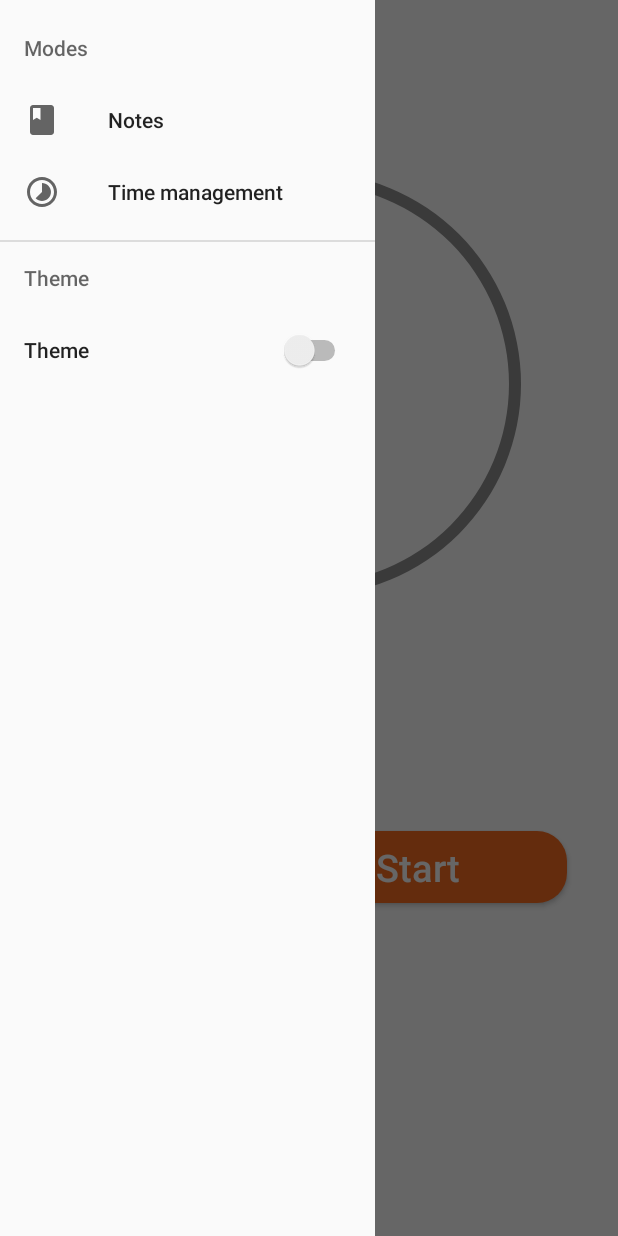
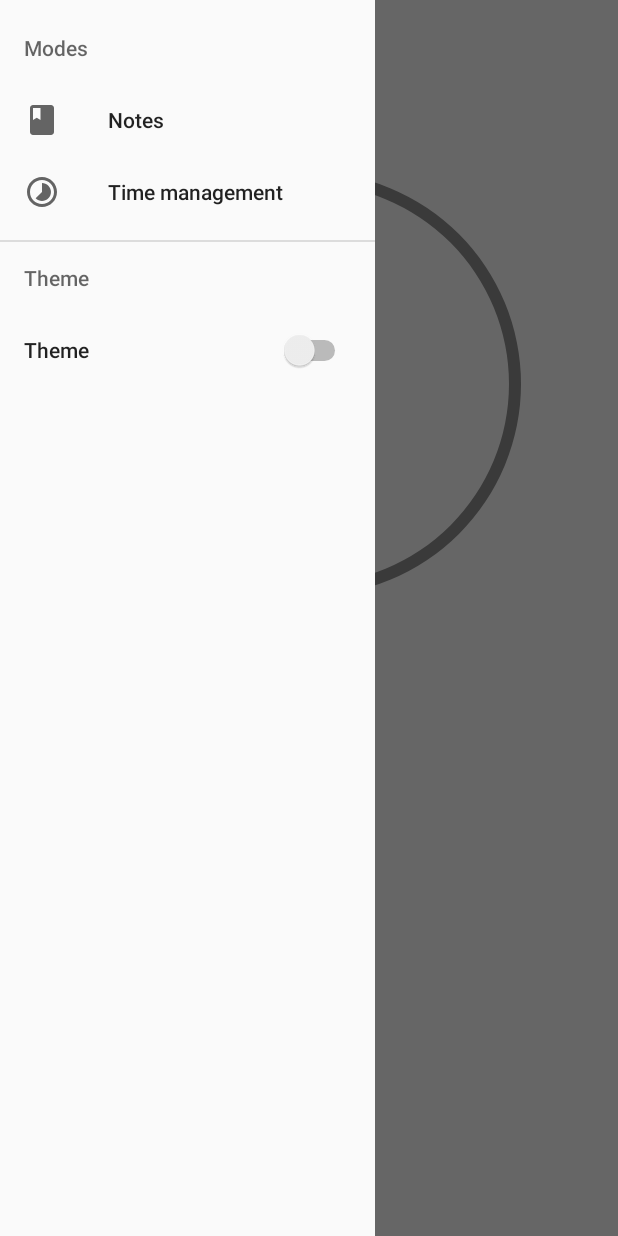
Before and after one commit to vaskomike/All4learnFragments, an Android app: the fragment ConcentrationFragment placed in its activity, in the side drawer, after a tap on "Theme", on a phone screen of 412 x 824 dp. Run offline under Robolectric (Android 15) with nearby library versions, the phone set to English and light mode, and no system bars; our stand-ins replace Firebase (no records; nobody signed in at launch, a user with empty details on screens opened directly); Roboto replaces fonts that are not available here; 2 statements that could not run were skipped.

Commit message:
not working progressbar , start need in back thread

```diff
--- a/app/src/main/java/com/example/all4learnfragments/concentration/ConcentrationFragment.java
+++ b/app/src/main/java/com/example/all4learnfragments/concentration/ConcentrationFragment.java
@@ -1,6 +1,7 @@
 package com.example.all4learnfragments.concentration;
 
 import android.content.Context;
+import android.content.SharedPreferences;
 import android.os.Bundle;
 import android.os.CountDownTimer;
 import android.os.Handler;
@@ -22,6 +23,9 @@ import com.example.all4learnfragments.R;
 
 import java.util.ArrayList;
 import java.util.Locale;
+
+import static android.content.Context.MODE_PRIVATE;
+import static android.drm.DrmStore.Playback.START;
 
 public class ConcentrationFragment extends Fragment {
 
@@ -67,6 +71,7 @@ public class ConcentrationFragment extends Fragment {
         progressBar = (ProgressBar) view.findViewById(R.id.progressBar);
         reset = (ImageButton) view.findViewById(R.id.reset);
         timerIsRunning = false;
+
 
         numberPickerHours.setMinValue(0);
         numberPickerHours.setMaxValue(7);
@@ -149,14 +154,62 @@ public class ConcentrationFragment extends Fragment {
     public void onSaveInstanceState(@NonNull Bundle outState) {
         super.onSaveInstanceState(outState);
         outState.putLong("millisLeft", secondsToEnd);
+        outState.putBoolean("isRunning", timerIsRunning);
+    }
+
+    public void updateButtons() {
+        if (timerIsRunning) {
+            reset.setVisibility(View.INVISIBLE);
+            start.setText(R.string.timer_pause);
+        } else {
+            start.setText(R.string.timer_start);
+            if (secondsToEnd < 100) {
+                start.setVisibility(View.INVISIBLE);
+            } else start.setVisibility(View.VISIBLE);
+        }
+
+    }
+
+    @Override
+    public void onViewStateRestored(@Nullable Bundle savedInstanceState) {
+        super.onViewStateRestored(savedInstanceState);
+        secondsToEnd = savedInstanceState.getLong("millisLeft");
+        timerIsRunning = savedInstanceState.getBoolean("isRunning");
+        updateTextTime();
+        updateButtons();
     }
 
     private void makeText() {
-        ArrayList<Integer> quotes = new ArrayList<Integer>();
+        ArrayList<Integer> quotes = new ArrayList<>();
         quotes.add(R.string.concentration_motivation);
         quotes.add(R.string.concentration_motivation_2);
         quotes.add(R.string.concentration_motivation_3);
         quotes.add(R.string.concentration_motivation_4);
         motivate.setText(quotes.get((int) (Math.random() * 4)));
     }
+
+    @Override
+    public void onStop() {
+        super.onStop();
+        SharedPreferences sharedPreferences = getActivity().getSharedPreferences("prefs", MODE_PRIVATE);
+        SharedPreferences.Editor editor = sharedPreferences.edit();
+        editor.putBoolean("isRunning", timerIsRunning);
+        editor.putLong("millisLeft", secondsToEnd);
+        editor.putInt("maxTime", maxTime);
+
+
+    }
+
+    @Override
+    public void onStart() {
+        super.onStart();
+        SharedPreferences sharedPreferences = getActivity().getSharedPreferences("prefs", MODE_PRIVATE);
+        secondsToEnd = sharedPreferences.getLong("millisLeft", 0);
+        maxTime = sharedPreferences.getInt("maxTime", 0);
+        timerIsRunning = sharedPreferences.getBoolean("isRunning", false);
+        updateTextTime();
+        updateButtons();
+    }
+
+
 }
--- a/app/src/main/res/values/strings.xml
+++ b/app/src/main/res/values/strings.xml
@@ -31,5 +31,6 @@
     <string name="timer_stop">Stop</string>
     <string name="timer_start">Start</string>
     <string name="timer_end">Time\'s up</string>
+    <string name="timer_pause">Pause</string>
 
 </resources>
```
